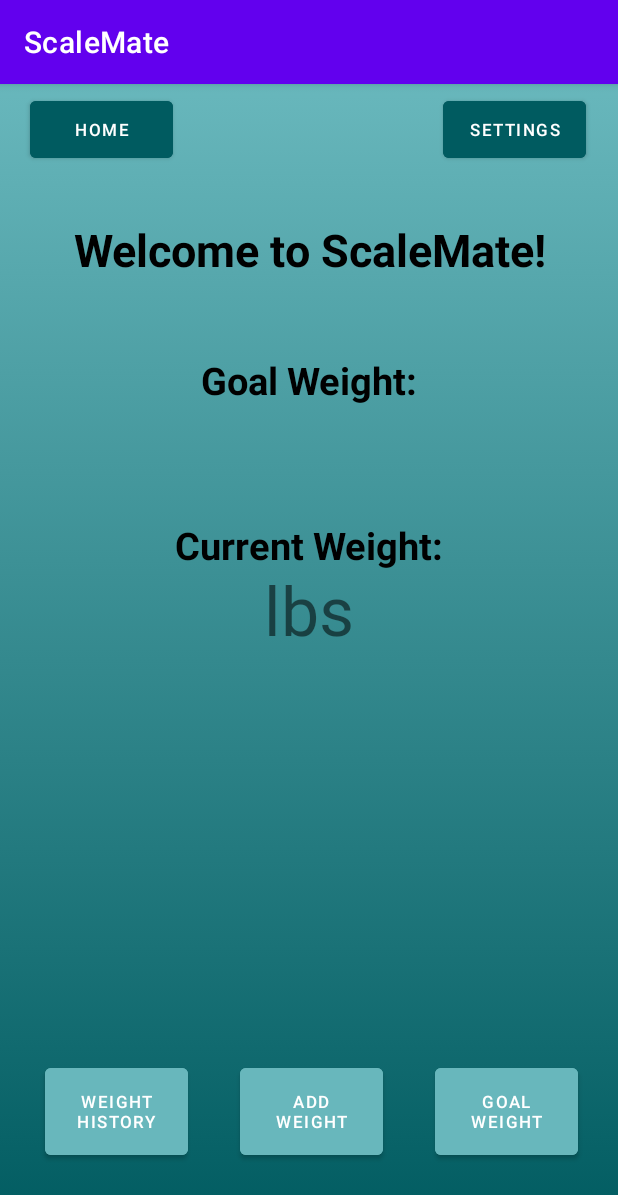
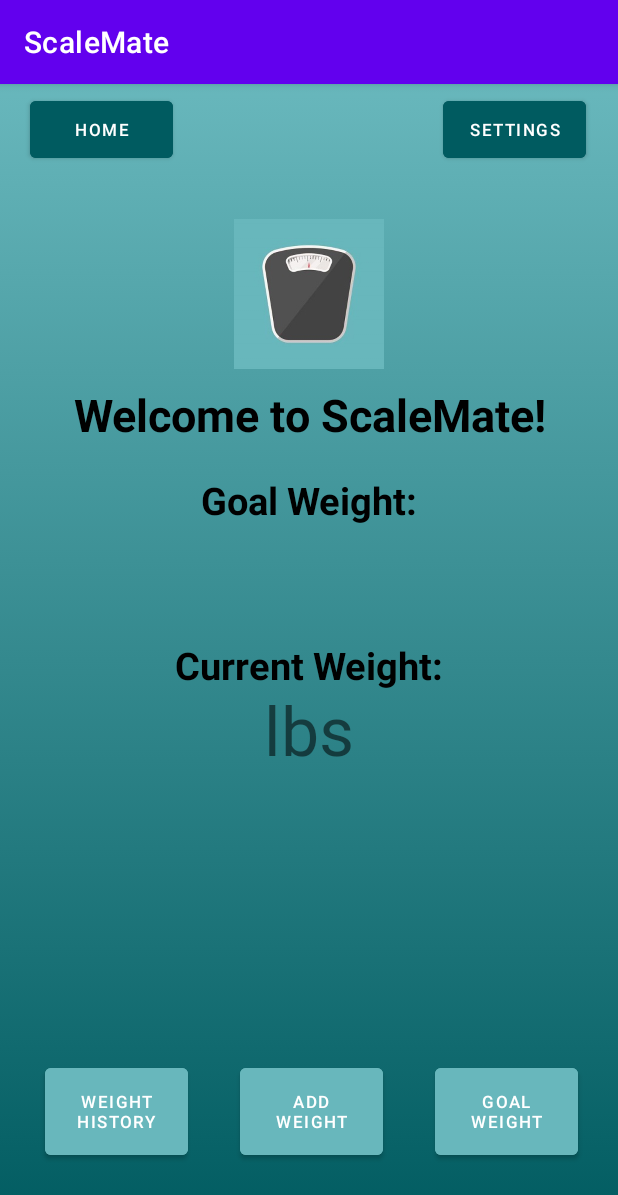
Before and after one commit to SiberianFenris/WeightTracker, an Android app: the MainActivity screen opened directly, with no data from a screen before it, on a phone screen of 412 x 824 dp. Shown: the top 1195 px of the screen. Run offline under Robolectric (Android 15) with nearby library versions, the phone set to English and light mode, and no system bars.

Commit message:
no message

```diff
--- a/app/src/main/java/com/example/weighttracker/MainActivity.java
+++ b/app/src/main/java/com/example/weighttracker/MainActivity.java
@@ -26,7 +26,8 @@ public class MainActivity extends AppCompatActivity {
         super.onCreate(savedInstanceState);
         setContentView(R.layout.home_page);
         // initialize database
-        database = WeightDB.getInstance(getApplicationContext());
+        WeightDB.initialize(getApplicationContext());
+        database = WeightDB.getInstance();
         currentGoal = findViewById(R.id.target_weight_value);
         currentWeight = findViewById(R.id.current_weight_value);
         //obtain dynamic elements
@@ -47,7 +48,6 @@ public class MainActivity extends AppCompatActivity {
             currentWeight.setText(updateCurrent);
         }
     }
-    // handling for a button no longer in use - left in for debugging
     public void onClick(View view) {
         goalWeight = database.getGoalWeight();
         dailyWeight = database.getSingleDailyWeight();
--- a/app/src/main/java/com/example/weighttracker/WeightHistory.java
+++ b/app/src/main/java/com/example/weighttracker/WeightHistory.java
@@ -19,7 +19,7 @@ public class WeightHistory extends AppCompatActivity {
     protected void onCreate(Bundle savedInstanceState) {
         super.onCreate(savedInstanceState);
         setContentView(R.layout.fragment_list);
-        database = WeightDB.getInstance(getApplicationContext());
+        database = WeightDB.getInstance();
         recyclerView = findViewById(R.id.weight_list);
         recyclerView.setLayoutManager(new LinearLayoutManager(this));
         recyclerView.setAdapter(new WeightAdapter(getWeightEntries()));
--- a/app/src/main/res/layout/add_weight.xml
+++ b/app/src/main/res/layout/add_weight.xml
@@ -55,9 +55,9 @@
         android:layout_height="wrap_content"
         android:inputType="number"
         android:id="@+id/enter_weight"
-        android:hint="210 lbs"
+        android:hint="Enter Weight"
         android:autofillHints="none"
-        android:textSize="30sp"
+        android:textSize="25sp"
         android:textAlignment="center"
         android:layout_marginLeft="250dp"
         android:layout_marginTop="110dp"
--- a/app/src/main/res/layout/home_page.xml
+++ b/app/src/main/res/layout/home_page.xml
@@ -10,18 +10,20 @@
     android:id="@+id/main_layout"
     >
 
-    <FrameLayout
-        android:layout_width="match_parent"
-        android:layout_height="0sp"
-        android:id="@+id/title_bar"
-        app:layout_constraintTop_toTopOf="parent"
+    <ImageView
+        android:id="@+id/logo_image"
+        android:layout_width="100dp"
+        android:layout_height="100dp"
+        android:src="@drawable/scale"
+        android:layout_marginTop="90dp"
+        android:layout_centerHorizontal="true"
         />
 
     <TextView
         android:id="@+id/home_header"
         android:layout_width="match_parent"
         android:layout_height="wrap_content"
-        android:layout_marginTop="90dp"
+        android:layout_marginTop="200dp"
         android:text="Welcome to ScaleMate!"
         android:textAlignment="center"
         android:textColor="@color/black"
@@ -37,7 +39,7 @@
         android:textSize="25sp"
         android:textColor="@color/black"
         android:textStyle="bold"
-        android:layout_marginTop="150dp"
+        android:layout_marginTop="230dp"
         android:textAlignment="center"
         />
     <TextView
@@ -47,7 +49,7 @@
         android:textSize="45sp"
         android:textAlignment="center"
         android:text="@string/target_weight"
-        android:layout_marginTop="210dp"
+        android:layout_marginTop="290dp"
         app:layout_constraintTop_toBottomOf="@id/current_target"
         app:layout_constraintLeft_toLeftOf="@id/current_target"
         />
@@ -60,7 +62,7 @@
         android:textSize="25sp"
         android:textColor="@color/black"
         android:textStyle="bold"
-        android:layout_marginTop="290dp"
+        android:layout_marginTop="370dp"
         app:layout_constraintTop_toBottomOf="@id/target_weight_value"
         app:layout_constraintLeft_toLeftOf="@id/target_weight_value"
         />
@@ -71,7 +73,7 @@
         android:textSize="45sp"
         android:textAlignment="center"
         android:text="@string/current_weight_value"
-        android:layout_marginTop="320dp"
+        android:layout_marginTop="400dp"
         app:layout_constraintTop_toBottomOf="@id/current_weight_text"
         app:layout_constraintLeft_toLeftOf="@id/current_weight_text"
         />
@@ -79,13 +81,11 @@
         android:layout_width="match_parent"
         android:layout_height="0sp"
         android:id="@+id/main_view"
-        app:layout_constraintTop_toBottomOf="@id/title_bar"
         />
     <FrameLayout
         android:layout_width="match_parent"
         android:layout_height="wrap_content"
         android:id="@+id/content1"
-        app:layout_constraintTop_toBottomOf="@id/main_view"
         />
     <FrameLayout
         android:layout_width="match_parent"
```
Also changed, not shown: app/src/main/java/com/example/weighttracker/AddWeight.java (+13 -1 lines), app/src/main/java/com/example/weighttracker/EditGoalWeight.java (+14 -1 lines), app/src/main/java/com/example/weighttracker/LoginPage.java (+2 -40 lines), app/src/main/java/com/example/weighttracker/WeightAdapter.java (+20 -16 lines), app/src/main/java/com/example/weighttracker/WeightDB.java (+26 -9 lines), app/src/main/res/layout/weight_item.xml (+5 -3 lines).
